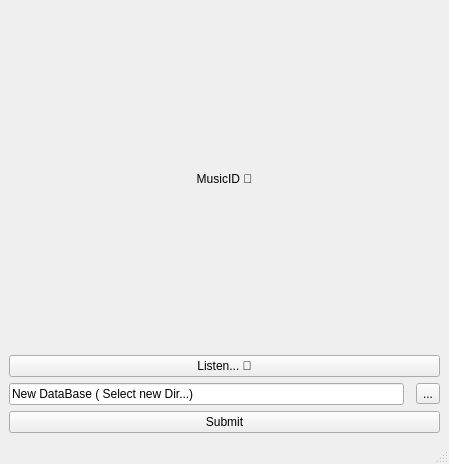
The window that MusicID_MW.ui (suchinton/MusicID) describes before a commit, drawn with Qt 5.
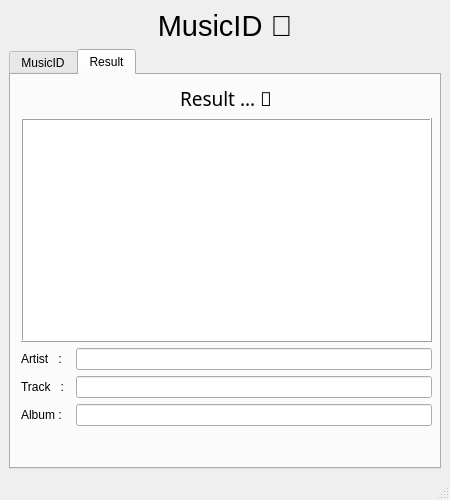
The same window after the commit.

Commit message: Fixed the UI freeze while searching

The edit to the form file:
```diff
--- a/MusicID_MW.ui
+++ b/MusicID_MW.ui
@@ -6,23 +6,244 @@
    <rect>
     <x>0</x>
     <y>0</y>
-    <width>449</width>
-    <height>464</height>
+    <width>450</width>
+    <height>500</height>
    </rect>
   </property>
+  <property name="minimumSize">
+   <size>
+    <width>450</width>
+    <height>500</height>
+   </size>
+  </property>
+  <property name="maximumSize">
+   <size>
+    <width>450</width>
+    <height>500</height>
+   </size>
+  </property>
   <property name="windowTitle">
    <string>MusicID</string>
   </property>
   <widget class="QWidget" name="centralwidget">
+   <property name="layoutDirection">
+    <enum>Qt::LeftToRight</enum>
+   </property>
+   <property name="autoFillBackground">
+    <bool>false</bool>
+   </property>
    <layout class="QGridLayout" name="gridLayout">
-    <item row="2" column="0" colspan="3">
+    <item row="3" column="0">
+     <widget class="QTabWidget" name="Tabs">
+      <property name="enabled">
+       <bool>true</bool>
+      </property>
+      <property name="autoFillBackground">
+       <bool>false</bool>
+      </property>
+      <property name="tabPosition">
+       <enum>QTabWidget::North</enum>
+      </property>
+      <property name="tabShape">
+       <enum>QTabWidget::Rounded</enum>
+      </property>
+      <property name="currentIndex">
+       <number>1</number>
+      </property>
+      <property name="usesScrollButtons">
+       <bool>true</bool>
+      </property>
+      <property name="documentMode">
+       <bool>false</bool>
+      </property>
+      <property name="tabsClosable">
+       <bool>false</bool>
+      </property>
+      <property name="movable">
+       <bool>false</bool>
+      </property>
+      <property name="tabBarAutoHide">
+       <bool>false</bool>
+      </property>
+      <widget class="QWidget" name="MusicID_Tab">
+       <attribute name="title">
+        <string>MusicID</string>
+       </attribute>
+       <widget class="QWidget" name="gridLayoutWidget">
+        <property name="geometry">
+         <rect>
+          <x>10</x>
+          <y>10</y>
+          <width>411</width>
+          <height>321</height>
+         </rect>
+        </property>
+        <layout class="QGridLayout" name="gridLayout_2">
+         <property name="sizeConstraint">
+          <enum>QLayout::SetDefaultConstraint</enum>
+         </property>
+         <property name="leftMargin">
+          <number>10</number>
+         </property>
+         <property name="rightMargin">
+          <number>10</number>
+         </property>
+         <item row="2" column="1">
+          <widget class="QToolButton" name="FilePicker">
+           <property name="text">
+            <string>...</string>
+           </property>
+          </widget>
+         </item>
+         <item row="3" column="0" colspan="2">
+          <widget class="QPushButton" name="SubmitButton">
+           <property name="text">
+            <string>Submit</string>
+           </property>
+          </widget>
+         </item>
+         <item row="2" column="0">
+          <widget class="QLineEdit" name="Directory">
+           <property name="text">
+            <string>New DataBase ( Select new Dir...)</string>
+           </property>
+          </widget>
+         </item>
+         <item row="1" column="0" colspan="2" alignment="Qt::AlignHCenter|Qt::AlignTop">
+          <widget class="QPushButton" name="ListenButton">
+           <property name="minimumSize">
+            <size>
+             <width>143</width>
+             <height>0</height>
+            </size>
+           </property>
+           <property name="autoFillBackground">
+            <bool>true</bool>
+           </property>
+           <property name="styleSheet">
+            <string notr="true">font: 75 14pt &quot;JetBrainsMono Nerd Font Mono&quot;;</string>
+           </property>
+           <property name="text">
+            <string>Listen... </string>
+           </property>
+           <property name="checkable">
+            <bool>false</bool>
+           </property>
+           <property name="default">
+            <bool>false</bool>
+           </property>
+           <property name="flat">
+            <bool>false</bool>
+           </property>
+          </widget>
+         </item>
+         <item row="0" column="0" colspan="2" alignment="Qt::AlignHCenter|Qt::AlignBottom">
+          <widget class="QLabel" name="label_2">
+           <property name="font">
+            <font>
+             <family>DejaVu Sans</family>
+             <pointsize>16</pointsize>
+            </font>
+           </property>
+           <property name="text">
+            <string></string>
+           </property>
+          </widget>
+         </item>
+        </layout>
+       </widget>
+      </widget>
+      <widget class="QWidget" name="Result_Tab">
+       <attribute name="title">
+        <string>Result</string>
+       </attribute>
+       <widget class="QWidget" name="gridLayoutWidget_2">
+        <property name="geometry">
+         <rect>
+          <x>10</x>
+          <y>10</y>
+          <width>411</width>
+          <height>341</height>
+         </rect>
+        </property>
+        <layout class="QGridLayout" name="gridLayout_3">
+         <item row="3" column="2">
+          <widget class="QLineEdit" name="Track"/>
+         </item>
+         <item row="2" column="2">
+          <widget class="QLineEdit" name="Artist">
+           <property name="readOnly">
+            <bool>false</bool>
+           </property>
+          </widget>
+         </item>
+         <item row="4" column="2">
+          <widget class="QLineEdit" name="Album">
+           <property name="text">
+            <string/>
+           </property>
+          </widget>
+         </item>
+         <item row="2" column="0">
+          <widget class="QLabel" name="label_3">
+           <property name="text">
+            <string>Artist   :</string>
+           </property>
+          </widget>
+         </item>
+         <item row="3" column="0">
+          <widget class="QLabel" name="label_5">
+           <property name="text">
+            <string>Track   :</string>
+           </property>
+          </widget>
+         </item>
+         <item row="4" column="0">
+          <widget class="QLabel" name="label_6">
+           <property name="text">
+            <string>Album :</string>
+           </property>
+          </widget>
+         </item>
+         <item row="1" column="0" colspan="3">
+          <widget class="QPlainTextEdit" name="Status">
+           <property name="frameShape">
+            <enum>QFrame::Box</enum>
+           </property>
+           <property name="frameShadow">
+            <enum>QFrame::Raised</enum>
+           </property>
+           <property name="readOnly">
+            <bool>true</bool>
+           </property>
+          </widget>
+         </item>
+         <item row="0" column="0" colspan="3" alignment="Qt::AlignHCenter">
+          <widget class="QLabel" name="label_4">
+           <property name="font">
+            <font>
+             <family>JetBrainsMono Nerd Font Mono</family>
+             <pointsize>14</pointsize>
+             <weight>9</weight>
+             <italic>false</italic>
+             <bold>false</bold>
+            </font>
+           </property>
+           <property name="styleSheet">
+            <string notr="true">font: 75 14pt &quot;JetBrainsMono Nerd Font Mono&quot;;</string>
+           </property>
+           <property name="text">
+            <string>Result ... </string>
+           </property>
+          </widget>
+         </item>
+        </layout>
+       </widget>
+      </widget>
+     </widget>
+    </item>
+    <item row="0" column="0" rowspan="2">
      <widget class="QLabel" name="label">
-      <property name="minimumSize">
-       <size>
-        <width>0</width>
-        <height>294</height>
-       </size>
-      </property>
       <property name="mouseTracking">
        <bool>true</bool>
       </property>
@@ -33,53 +254,13 @@
        <string notr="true">font: 63 18pt &quot;JetBrains Mono SemiBold&quot;;</string>
       </property>
       <property name="text">
-       <string>&lt;html&gt;&lt;head/&gt;&lt;body&gt;&lt;p align=&quot;center&quot;&gt;MusicID &lt;/p&gt;&lt;/body&gt;&lt;/html&gt;</string>
+       <string>&lt;html&gt;&lt;head/&gt;&lt;body&gt;&lt;p align=&quot;center&quot;&gt;&lt;span style=&quot; font-size:22pt; font-weight:400;&quot;&gt;MusicID &lt;/span&gt;&lt;/p&gt;&lt;/body&gt;&lt;/html&gt;</string>
       </property>
       <property name="scaledContents">
        <bool>false</bool>
       </property>
      </widget>
     </item>
-    <item row="8" column="2">
-     <widget class="QToolButton" name="FilePicker">
-      <property name="text">
-       <string>...</string>
-      </property>
-     </widget>
-    </item>
-    <item row="5" column="0" colspan="3">
-     <widget class="QPushButton" name="ListenButton">
-      <property name="minimumSize">
-       <size>
-        <width>143</width>
-        <height>0</height>
-       </size>
-      </property>
-      <property name="autoFillBackground">
-       <bool>true</bool>
-      </property>
-      <property name="styleSheet">
-       <string notr="true">font: 75 14pt &quot;JetBrainsMono Nerd Font Mono&quot;;</string>
-      </property>
-      <property name="text">
-       <string>Listen... </string>
-      </property>
-     </widget>
-    </item>
-    <item row="10" column="0" colspan="3">
-     <widget class="QPushButton" name="SubmitButton">
-      <property name="text">
-       <string>Submit</string>
-      </property>
-     </widget>
-    </item>
-    <item row="8" column="0">
-     <widget class="QLineEdit" name="Directory">
-      <property name="text">
-       <string>New DataBase ( Select new Dir...)</string>
-      </property>
-     </widget>
-    </item>
    </layout>
   </widget>
   <widget class="QMenuBar" name="menubar">
```
Left out of the diff: 2 changed lines with no effect on the pictures. The commit also changes 4 other files.
